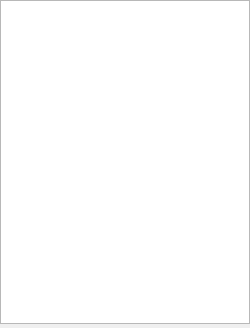
Above: Source/DREAM3DWidgetsLib/Widgets/UI_Files/BookmarksDockWidget.ui from BlueQuartzSoftware/DREAM3D before the change. Below: the same form after it.
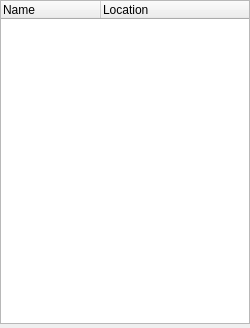
That is the form after the change. Custom widgets are drawn as their Qt base class.

Commit message:
Added a second column to the Bookmarks dock widget, which displays the location on the file system that the bookmark is pulling from.
Added functionality that updates all opened instances of DREAM3D with the new Bookmarks structure when it is changed in one.

updates #329.

Patch:
```diff
--- a/Source/DREAM3DWidgetsLib/Widgets/UI_Files/BookmarksDockWidget.ui
+++ b/Source/DREAM3DWidgetsLib/Widgets/UI_Files/BookmarksDockWidget.ui
@@ -115,14 +115,19 @@
        <bool>true</bool>
       </property>
       <property name="headerHidden">
-       <bool>true</bool>
+       <bool>false</bool>
       </property>
       <property name="columnCount">
-       <number>1</number>
+       <number>2</number>
       </property>
       <column>
        <property name="text">
-        <string notr="true">1</string>
+        <string notr="true">Name</string>
+       </property>
+      </column>
+      <column>
+       <property name="text">
+        <string>Location</string>
        </property>
       </column>
      </widget>
```
The commit also changes 4 other files.
